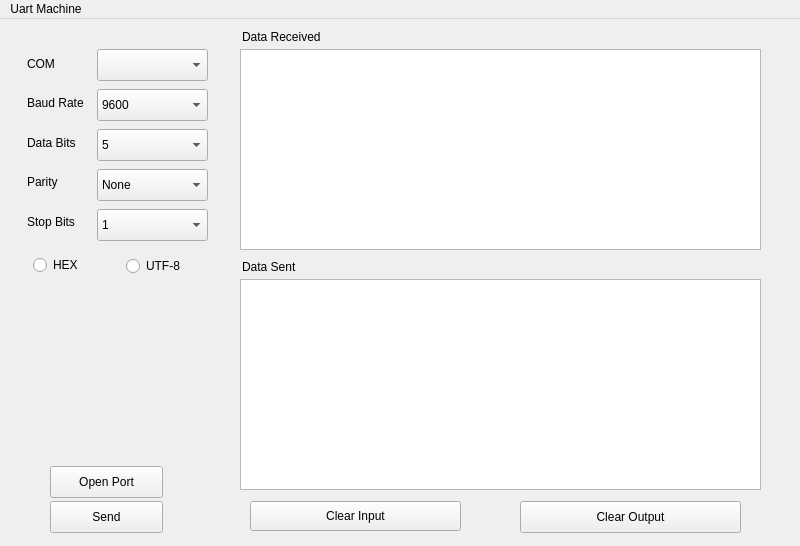
Before: the Qt Designer form mainwindow.ui in yuukidach/Serial-Machine, drawn with Qt 5.
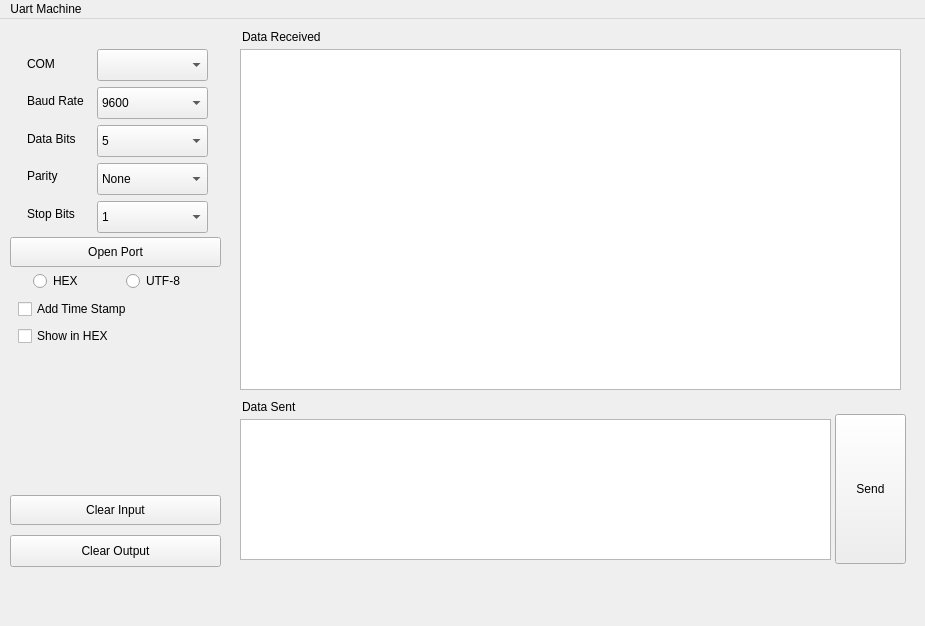
After: the same form once the commit is applied.

What changed in the file:
```diff
--- a/mainwindow.ui
+++ b/mainwindow.ui
@@ -6,8 +6,8 @@
    <rect>
     <x>0</x>
     <y>0</y>
-    <width>800</width>
-    <height>546</height>
+    <width>925</width>
+    <height>626</height>
    </rect>
   </property>
   <property name="windowTitle">
@@ -17,10 +17,10 @@
    <widget class="QPushButton" name="openButton">
     <property name="geometry">
      <rect>
-      <x>50</x>
-      <y>447</y>
-      <width>113</width>
-      <height>32</height>
+      <x>10</x>
+      <y>218</y>
+      <width>211</width>
+      <height>30</height>
      </rect>
     </property>
     <property name="text">
@@ -44,7 +44,7 @@
     <property name="geometry">
      <rect>
       <x>97</x>
-      <y>70</y>
+      <y>68</y>
       <width>111</width>
       <height>32</height>
      </rect>
@@ -67,7 +67,7 @@
     <property name="geometry">
      <rect>
       <x>97</x>
-      <y>110</y>
+      <y>106</y>
       <width>111</width>
       <height>32</height>
      </rect>
@@ -97,7 +97,7 @@
     <property name="geometry">
      <rect>
       <x>97</x>
-      <y>150</y>
+      <y>144</y>
       <width>111</width>
       <height>32</height>
      </rect>
@@ -112,7 +112,7 @@
     <property name="geometry">
      <rect>
       <x>97</x>
-      <y>190</y>
+      <y>182</y>
       <width>111</width>
       <height>32</height>
      </rect>
@@ -133,8 +133,8 @@
      <rect>
       <x>240</x>
       <y>30</y>
-      <width>521</width>
-      <height>201</height>
+      <width>661</width>
+      <height>341</height>
      </rect>
     </property>
    </widget>
@@ -142,17 +142,17 @@
     <property name="geometry">
      <rect>
       <x>240</x>
-      <y>260</y>
-      <width>521</width>
-      <height>211</height>
+      <y>400</y>
+      <width>591</width>
+      <height>141</height>
      </rect>
     </property>
    </widget>
    <widget class="QPushButton" name="clearInButton">
     <property name="geometry">
      <rect>
-      <x>250</x>
-      <y>482</y>
+      <x>10</x>
+      <y>476</y>
       <width>211</width>
       <height>30</height>
      </rect>
@@ -164,9 +164,9 @@
    <widget class="QPushButton" name="clearOutButton">
     <property name="geometry">
      <rect>
-      <x>520</x>
-      <y>482</y>
-      <width>221</width>
+      <x>10</x>
+      <y>516</y>
+      <width>211</width>
       <height>32</height>
      </rect>
     </property>
@@ -177,10 +177,10 @@
    <widget class="QPushButton" name="sendButton">
     <property name="geometry">
      <rect>
-      <x>50</x>
-      <y>482</y>
-      <width>113</width>
-      <height>32</height>
+      <x>835</x>
+      <y>395</y>
+      <width>71</width>
+      <height>150</height>
      </rect>
     </property>
     <property name="text">
@@ -204,7 +204,7 @@
     <property name="geometry">
      <rect>
       <x>27</x>
-      <y>74</y>
+      <y>72</y>
       <width>61</width>
       <height>20</height>
      </rect>
@@ -217,7 +217,7 @@
     <property name="geometry">
      <rect>
       <x>27</x>
-      <y>116</y>
+      <y>112</y>
       <width>59</width>
       <height>16</height>
      </rect>
@@ -230,7 +230,7 @@
     <property name="geometry">
      <rect>
       <x>27</x>
-      <y>155</y>
+      <y>149</y>
       <width>59</width>
       <height>16</height>
      </rect>
@@ -243,7 +243,7 @@
     <property name="geometry">
      <rect>
       <x>27</x>
-      <y>195</y>
+      <y>187</y>
       <width>59</width>
       <height>16</height>
      </rect>
@@ -269,7 +269,7 @@
     <property name="geometry">
      <rect>
       <x>242</x>
-      <y>240</y>
+      <y>380</y>
       <width>91</width>
       <height>16</height>
      </rect>
@@ -282,7 +282,7 @@
     <property name="geometry">
      <rect>
       <x>33</x>
-      <y>236</y>
+      <y>252</y>
       <width>51</width>
       <height>20</height>
      </rect>
@@ -295,7 +295,7 @@
     <property name="geometry">
      <rect>
       <x>126</x>
-      <y>237</y>
+      <y>252</y>
       <width>61</width>
       <height>20</height>
      </rect>
@@ -304,22 +304,48 @@
      <string>UTF-8</string>
     </property>
    </widget>
+   <widget class="QCheckBox" name="stampCkBox">
+    <property name="geometry">
+     <rect>
+      <x>18</x>
+      <y>280</y>
+      <width>131</width>
+      <height>20</height>
+     </rect>
+    </property>
+    <property name="text">
+     <string>Add Time Stamp</string>
+    </property>
+   </widget>
+   <widget class="QCheckBox" name="checkBox_2">
+    <property name="geometry">
+     <rect>
+      <x>18</x>
+      <y>307</y>
+      <width>131</width>
+      <height>20</height>
+     </rect>
+    </property>
+    <property name="text">
+     <string>Show in HEX</string>
+    </property>
+   </widget>
   </widget>
   <widget class="QMenuBar" name="menubar">
    <property name="geometry">
     <rect>
      <x>0</x>
      <y>0</y>
-     <width>800</width>
+     <width>925</width>
      <height>22</height>
     </rect>
    </property>
-   <widget class="QMenu" name="menuUart_Machine">
+   <widget class="QMenu" name="menu">
     <property name="title">
      <string>Uart Machine</string>
     </property>
    </widget>
-   <addaction name="menuUart_Machine"/>
+   <addaction name="menu"/>
   </widget>
  </widget>
  <resources/>
```
